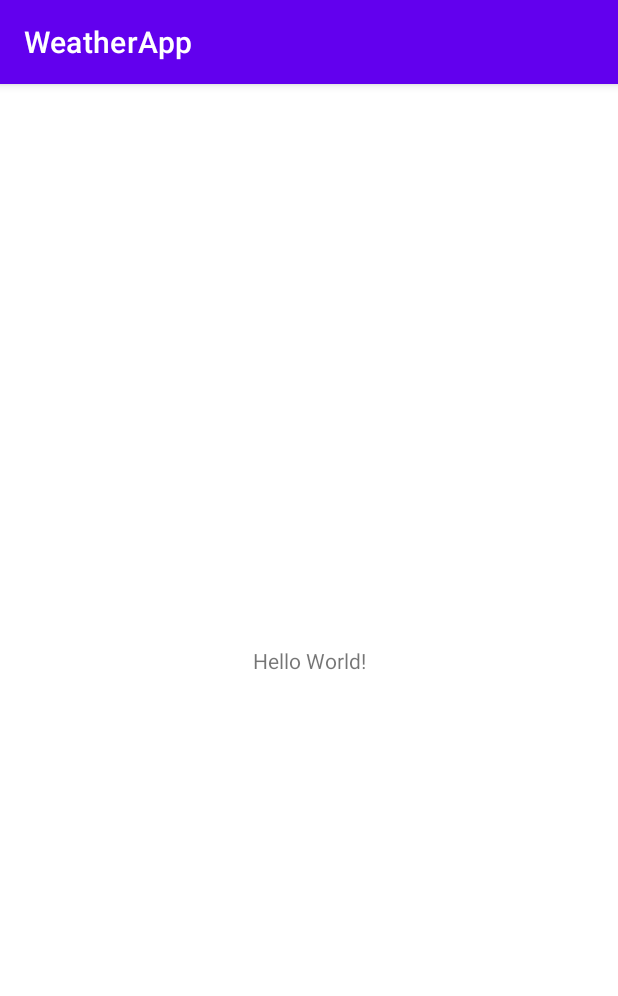
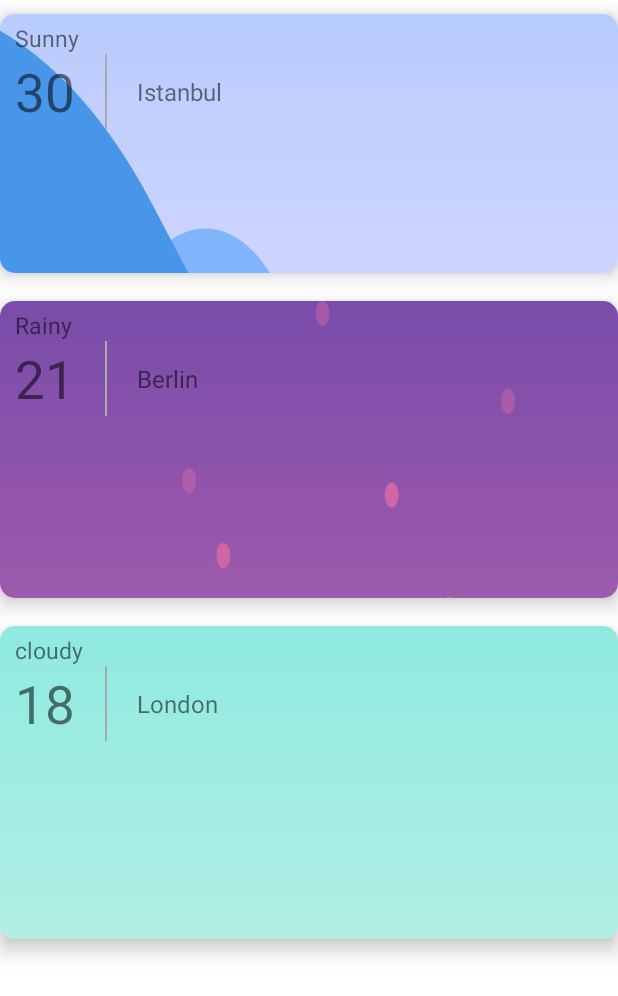
Before and after one commit to canonall/WeatherApp, an Android app: the screen it shows after launch (MainActivity), on a phone screen of 412 x 824 dp. Shown: the top 996 px of the screen. Run offline under Robolectric (Android 15) with nearby library versions, the phone set to English and light mode, and no system bars.

Commit message:
miniImage added

```diff
--- a/app/build.gradle
+++ b/app/build.gradle
@@ -40,4 +40,17 @@ dependencies {
     testImplementation 'junit:junit:4.+'
     androidTestImplementation 'androidx.test.ext:junit:1.1.3'
     androidTestImplementation 'androidx.test.espresso:espresso-core:3.4.0'
+
+    // Card View
+    def cardview_version = "1.0.0"
+    implementation "androidx.cardview:cardview:$cardview_version"
+
+    // Recyclerview
+    def recyclerview_version = "1.2.1"
+    implementation "androidx.recyclerview:recyclerview:$recyclerview_version"
+
+    //glide
+    def glide_version = "4.8.0"
+    implementation "com.github.bumptech.glide:glide:$glide_version"
+    annotationProcessor "com.github.bumptech.glide:compiler:$glide_version"
 }
--- a/app/src/main/java/com/canonal/weatherapp/MainActivity.kt
+++ b/app/src/main/java/com/canonal/weatherapp/MainActivity.kt
@@ -2,10 +2,26 @@ package com.canonal.weatherapp
 
 import androidx.appcompat.app.AppCompatActivity
 import android.os.Bundle
+import androidx.recyclerview.widget.LinearLayoutManager
+import androidx.recyclerview.widget.RecyclerView
+import com.canonal.weatherapp.adapter.WeatherListAdapter
 
 class MainActivity : AppCompatActivity() {
     override fun onCreate(savedInstanceState: Bundle?) {
         super.onCreate(savedInstanceState)
         setContentView(R.layout.activity_main)
+
+        initWeatherRv()
+    }
+
+    private fun initWeatherRv() {
+        val rvCity = findViewById<RecyclerView>(R.id.rv_city)
+        val weatherListAdapter= WeatherListAdapter(applicationContext)
+
+        rvCity.apply {
+            layoutManager=LinearLayoutManager(this@MainActivity)
+            adapter=weatherListAdapter
+
+        }
     }
 }
--- /dev/null
+++ b/app/src/main/java/com/canonal/weatherapp/adapter/WeatherListAdapter.kt
@@ -0,0 +1,69 @@
+package com.canonal.weatherapp.adapter
+
+import android.content.Context
+import android.content.res.Resources
+import android.graphics.drawable.Drawable
+import android.view.LayoutInflater
+import android.view.View
+import android.view.ViewGroup
+import android.widget.ImageView
+import android.widget.LinearLayout
+import android.widget.TextView
+import androidx.core.content.res.ResourcesCompat
+import androidx.recyclerview.widget.RecyclerView
+import com.canonal.weatherapp.R
+import com.canonal.weatherapp.data.Data
+import com.canonal.weatherapp.model.City
+
+class WeatherListAdapter(context: Context) : RecyclerView.Adapter<RecyclerView.ViewHolder>() {
+
+    private val context: Context = context
+    private val cities = Data.getWeatherData(context)
+
+    override fun onCreateViewHolder(parent: ViewGroup, viewType: Int): RecyclerView.ViewHolder {
+        return WeatherListViewHolder(
+            LayoutInflater.from(parent.context)
+                .inflate(R.layout.layout_weather_list_item, parent, false)
+        )
+    }
+
+    override fun onBindViewHolder(holder: RecyclerView.ViewHolder, position: Int) {
+        when (holder) {
+            is WeatherListViewHolder -> {
+                holder.bind(cities[position], context)
+            }
+        }
+    }
+
+    override fun getItemCount(): Int {
+        return cities.size
+    }
+
+    class WeatherListViewHolder constructor(
+        itemView: View
+    ) : RecyclerView.ViewHolder(itemView) {
+
+        private val tvCityName: TextView =
+            itemView.findViewById(R.id.tv_city_name)
+        private val tvWeatherDescription: TextView =
+            itemView.findViewById(R.id.tv_weather_description)
+        private val tvTemperature: TextView =
+            itemView.findViewById(R.id.tv_temperature)
+        private val ivWeatherIcon: ImageView =
+            itemView.findViewById(R.id.iv_weather_icon)
+        private val llCityBackground: LinearLayout =
+            itemView.findViewById(R.id.ll_city_background)
+
+
+        fun bind(city: City, context: Context) {
+            tvCityName.text = city.name
+            tvWeatherDescription.text = city.weather.weatherDescription
+            tvTemperature.text = city.weather.temperature
+            // ivWeatherIcon.text=city.weather.temperature
+            val id =
+                context.resources.getIdentifier(city.imageMini, "drawable", context.packageName)
+            val drawable = ResourcesCompat.getDrawable(context.resources, id, context.theme)
+            llCityBackground.background = drawable
+        }
+    }
+}
--- /dev/null
+++ b/app/src/main/java/com/canonal/weatherapp/data/Data.kt
@@ -0,0 +1,41 @@
+package com.canonal.weatherapp.data
+
+import android.content.Context
+import android.content.res.Resources
+import com.canonal.weatherapp.R
+import com.canonal.weatherapp.model.City
+import com.canonal.weatherapp.model.Weather
+
+class Data {
+    companion object {
+        fun getWeatherData(context: Context): List<City> {
+
+            val cities: MutableList<City> = mutableListOf()
+
+            val weatherIstanbul = Weather("Sunny", "30", "iconUrl")
+            val weatherBerlin = Weather("Rainy", "21", "iconUrl")
+            val weatherLondon = Weather("cloudy", "18", "iconUrl")
+
+
+            val imageMiniIstanbul: String =
+                context.resources.getResourceEntryName(R.drawable.cloudy_mini)
+            val imageMiniBerlin: String =
+                context.resources.getResourceEntryName(R.drawable.night_mini)
+            val imageMiniLondon: String =
+                context.resources.getResourceEntryName(R.drawable.sunny_mini)
+
+
+            val cityIstanbul = City("Istanbul", weatherIstanbul, "imageUrl", imageMiniIstanbul)
+            val cityBerlin = City("Berlin", weatherBerlin, "imageUrl", imageMiniBerlin)
+            val cityLondon = City("London", weatherLondon, "imageUrl", imageMiniLondon)
+
+            cities.add(cityIstanbul)
+            cities.add(cityBerlin)
+            cities.add(cityLondon)
+
+            return cities
+        }
+    }
+
+
+}
--- /dev/null
+++ b/app/src/main/java/com/canonal/weatherapp/model/City.kt
@@ -0,0 +1,13 @@
+package com.canonal.weatherapp.model
+
+import android.graphics.drawable.Drawable
+import android.widget.ImageView
+
+data class City(
+     val name: String,
+     val weather: Weather,
+     val image: String,
+     val imageMini: String,
+){
+
+}
--- /dev/null
+++ b/app/src/main/java/com/canonal/weatherapp/model/Weather.kt
@@ -0,0 +1,9 @@
+package com.canonal.weatherapp.model
+
+import android.widget.ImageView
+
+data class Weather(
+     val weatherDescription: String,
+     val temperature: String,
+     val icon: String
+)
--- a/app/src/main/res/layout/activity_main.xml
+++ b/app/src/main/res/layout/activity_main.xml
@@ -1,18 +1,15 @@
 <?xml version="1.0" encoding="utf-8"?>
-<androidx.constraintlayout.widget.ConstraintLayout xmlns:android="http://schemas.android.com/apk/res/android"
+<RelativeLayout xmlns:android="http://schemas.android.com/apk/res/android"
     xmlns:app="http://schemas.android.com/apk/res-auto"
     xmlns:tools="http://schemas.android.com/tools"
     android:layout_width="match_parent"
     android:layout_height="match_parent"
     tools:context=".MainActivity">
 
-    <TextView
-        android:layout_width="wrap_content"
-        android:layout_height="wrap_content"
-        android:text="Hello World!"
-        app:layout_constraintBottom_toBottomOf="parent"
-        app:layout_constraintLeft_toLeftOf="parent"
-        app:layout_constraintRight_toRightOf="parent"
-        app:layout_constraintTop_toTopOf="parent" />
+    <androidx.recyclerview.widget.RecyclerView
+        android:id="@+id/rv_city"
+        android:layout_width="match_parent"
+        android:layout_height="match_parent"/>
 
-</androidx.constraintlayout.widget.ConstraintLayout>
+
+</RelativeLayout>
--- /dev/null
+++ b/app/src/main/res/layout/layout_weather_list_item.xml
@@ -0,0 +1,72 @@
+<?xml version="1.0" encoding="utf-8"?>
+<androidx.cardview.widget.CardView xmlns:android="http://schemas.android.com/apk/res/android"
+    xmlns:app="http://schemas.android.com/apk/res-auto"
+    android:layout_width="match_parent"
+    android:layout_height="wrap_content"
+    android:layout_marginTop="9dp"
+    android:layout_marginBottom="9dp"
+    app:cardCornerRadius="10dp"
+    app:cardElevation="8dp">
+
+    <LinearLayout
+        android:id="@+id/ll_city_background"
+        android:layout_width="match_parent"
+        android:layout_height="wrap_content"
+        android:background="@drawable/cloudy_mini"
+        android:orientation="vertical">
+
+        <TextView
+            android:id="@+id/tv_weather_description"
+            android:layout_width="wrap_content"
+            android:layout_height="wrap_content"
+            android:layout_gravity="center_vertical"
+            android:textSize="15sp"
+            android:layout_marginStart="10dp"
+            android:layout_marginTop="5dp"
+            android:text="sunny" />
+
+        <LinearLayout
+            android:layout_width="match_parent"
+            android:layout_height="wrap_content"
+            android:gravity="center"
+            android:orientation="horizontal">
+
+            <TextView
+                android:id="@+id/tv_temperature"
+                android:layout_width="wrap_content"
+                android:layout_height="wrap_content"
+                android:layout_marginStart="10dp"
+                android:layout_marginEnd="20dp"
+                android:text="20"
+                android:textSize="35sp" />
+
+            <View
+                android:layout_width="1dp"
+                android:layout_height="match_parent"
+                android:background="@android:color/darker_gray" />
+
+            <TextView
+                android:id="@+id/tv_city_name"
+                android:layout_width="wrap_content"
+                android:layout_height="wrap_content"
+                android:layout_gravity="center"
+                android:textSize="16sp"
+                android:layout_marginStart="20dp"
+                android:text="Istanbul" />
+
+            <View
+                android:layout_width="0dp"
+                android:layout_height="0dp"
+                android:layout_weight="1" />
+
+            <ImageView
+                android:id="@+id/iv_weather_icon"
+                android:layout_width="50dp"
+                android:layout_height="50dp"
+                android:layout_gravity="end" />
+        </LinearLayout>
+
+
+    </LinearLayout>
+
+</androidx.cardview.widget.CardView>
--- a/app/src/main/res/values-night/themes.xml
+++ b/app/src/main/res/values-night/themes.xml
@@ -1,6 +1,6 @@
 <resources xmlns:tools="http://schemas.android.com/tools">
     <!-- Base application theme. -->
-    <style name="Theme.WeatherApp" parent="Theme.MaterialComponents.DayNight.DarkActionBar">
+    <style name="Theme.WeatherApp" parent="Theme.MaterialComponents.DayNight.NoActionBar">
         <!-- Primary brand color. -->
         <item name="colorPrimary">@color/purple_200</item>
         <item name="colorPrimaryVariant">@color/purple_700</item>
--- a/app/src/main/res/values/themes.xml
+++ b/app/src/main/res/values/themes.xml
@@ -1,6 +1,6 @@
 <resources xmlns:tools="http://schemas.android.com/tools">
     <!-- Base application theme. -->
-    <style name="Theme.WeatherApp" parent="Theme.MaterialComponents.DayNight.DarkActionBar">
+    <style name="Theme.WeatherApp" parent="Theme.MaterialComponents.DayNight.NoActionBar">
         <!-- Primary brand color. -->
         <item name="colorPrimary">@color/purple_500</item>
         <item name="colorPrimaryVariant">@color/purple_700</item>
```
Also changed, not shown: app/src/main/res/drawable-nodpi/cloudy_mini.png (added), app/src/main/res/drawable-nodpi/night_mini.png (added), app/src/main/res/drawable-nodpi/sunny_mini.png (added).
